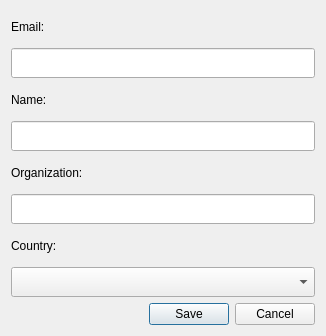
First picture: the form in LDMP/gui/DlgSettingsEditUpdate.ui, repository ConservationInternational/trends.earth, before the edit.
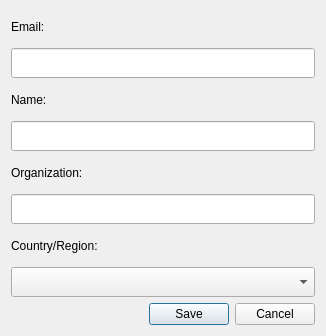
Second picture: the form after the edit.

```diff
--- a/LDMP/gui/DlgSettingsEditUpdate.ui
+++ b/LDMP/gui/DlgSettingsEditUpdate.ui
@@ -110,7 +110,7 @@
       </sizepolicy>
      </property>
      <property name="text">
-      <string>Country:</string>
+      <string>Country/Region:</string>
      </property>
     </widget>
    </item>
```
